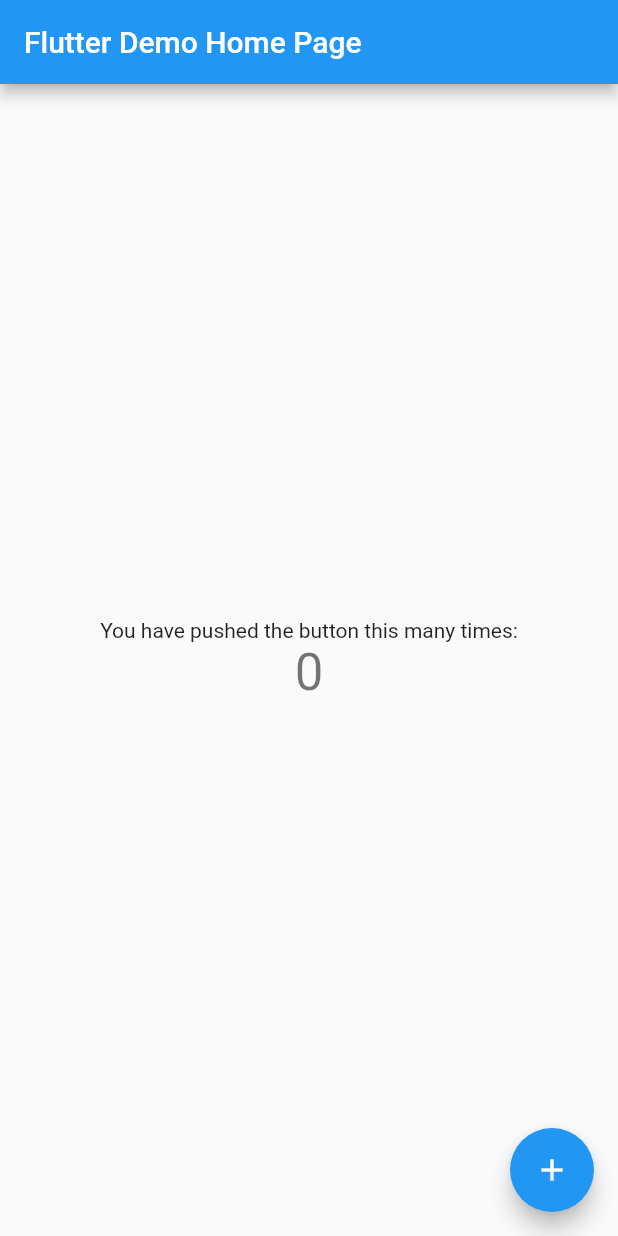
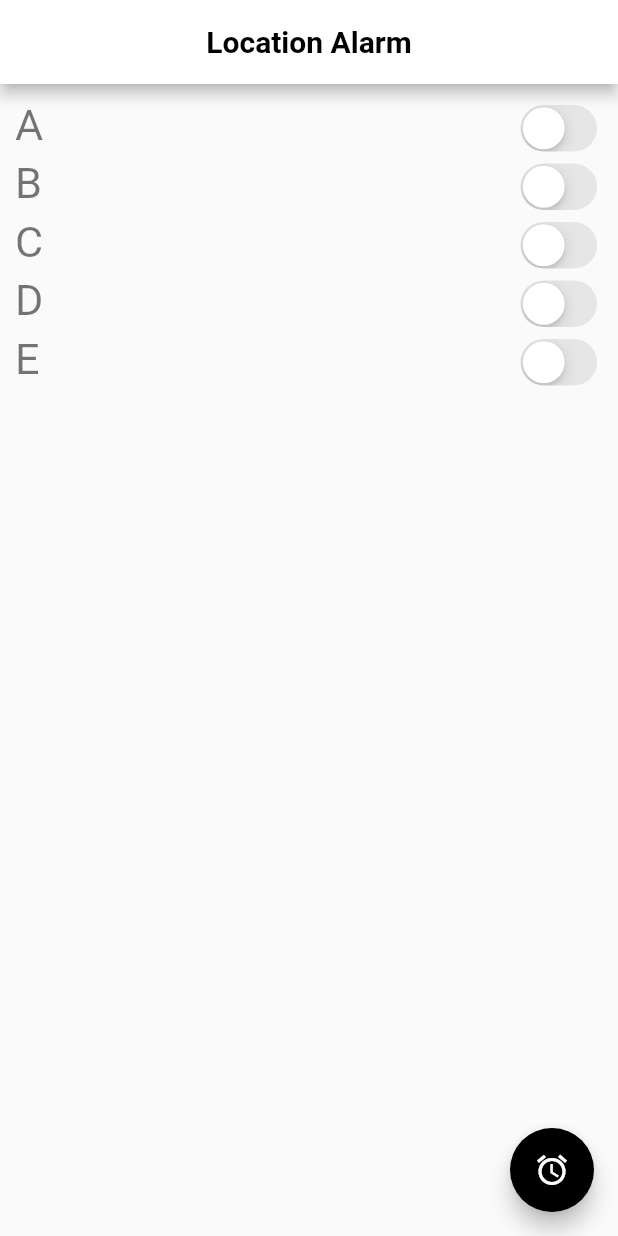
Before and after one commit to Dobby90/location-alarm-app, a Flutter app: the screen it shows after launch, on a phone screen of 412 x 824 dp. Run offline on Flutter 3.47's test engine with Material 2 defaults, Android fonts, the phone set to English and light mode, and no system bars.

Commit message:
homeScreen UI

```diff
--- /dev/null
+++ b/lib/homeScreen.dart
@@ -0,0 +1,72 @@
+import 'package:flutter/cupertino.dart';
+import 'package:flutter/material.dart';
+
+class HomeScreen extends StatefulWidget {
+  @override
+  _HomeScreenState createState() => _HomeScreenState();
+}
+
+class _HomeScreenState extends State<HomeScreen> {
+  List<String> _entries = <String>['A', 'B', 'C', 'D', 'E'];
+  List<bool> _switch = [false, false, false, false, false];
+
+  @override
+  Widget build(BuildContext context) {
+    Size screenSize = MediaQuery.of(context).size;
+    double width = screenSize.width;
+    double height = screenSize.height;
+
+    return Scaffold(
+      appBar: AppBar(
+        centerTitle: true,
+        title: Text(
+          'Location Alarm',
+          style: TextStyle(color: Colors.black, fontWeight: FontWeight.bold),
+        ),
+      ),
+      body: _buildBody(width, height),
+      floatingActionButton: FloatingActionButton(
+        child: Icon(Icons.access_alarms),
+        onPressed: () {},
+      ),
+    );
+  }
+
+  Widget _buildBody(double width, double height) {
+    return SafeArea(
+      child: ListView.builder(
+        scrollDirection: Axis.vertical,
+        shrinkWrap: true,
+        padding: const EdgeInsets.only(top: 10.0),
+        itemCount: _entries.length,
+        itemBuilder: (BuildContext context, int index) {
+          return Container(
+            child: Padding(
+              padding: const EdgeInsets.fromLTRB(10.0, 0, 10.0, 0),
+              child: Row(
+                crossAxisAlignment: CrossAxisAlignment.start,
+                mainAxisAlignment: MainAxisAlignment.spaceBetween,
+                children: [
+                  Text(
+                    _entries[index],
+                    style: TextStyle(fontSize: width * 0.07, color: Colors.black54),
+                  ),
+                  CupertinoSwitch(
+                      value: _switch[index],
+                      onChanged: (value) {
+                        setState(() {
+                          _switch[index] = value;
+                        });
+                      }),
+                ],
+              ),
+            ),
+          );
+        },
+        // separatorBuilder: (BuildContext context, int index) => const Divider(
+        //   color: Colors.black54,
+        // ),
+      ),
+    );
+  }
+}
--- a/lib/main.dart
+++ b/lib/main.dart
@@ -1,4 +1,5 @@
 import 'package:flutter/material.dart';
+import 'package:location_alarm/homeScreen.dart';
 
 void main() {
   runApp(MyApp());
@@ -11,103 +12,11 @@ class MyApp extends StatelessWidget {
     return MaterialApp(
       title: 'Flutter Demo',
       theme: ThemeData(
-        // This is the theme of your application.
-        //
-        // Try running your application with "flutter run". You'll see the
-        // application has a blue toolbar. Then, without quitting the app, try
-        // changing the primarySwatch below to Colors.green and then invoke
-        // "hot reload" (press "r" in the console where you ran "flutter run",
-        // or simply save your changes to "hot reload" in a Flutter IDE).
-        // Notice that the counter didn't reset back to zero; the application
-        // is not restarted.
         primarySwatch: Colors.blue,
+        primaryColor: Colors.white,
+        accentColor: Colors.black,
       ),
-      home: MyHomePage(title: 'Flutter Demo Home Page'),
+      home: HomeScreen(),
     );
   }
 }
-
-class MyHomePage extends StatefulWidget {
-  MyHomePage({Key key, this.title}) : super(key: key);
-
-  // This widget is the home page of your application. It is stateful, meaning
-  // that it has a State object (defined below) that contains fields that affect
-  // how it looks.
-
-  // This class is the configuration for the state. It holds the values (in this
-  // case the title) provided by the parent (in this case the App widget) and
-  // used by the build method of the State. Fields in a Widget subclass are
-  // always marked "final".
-
-  final String title;
-
-  @override
-  _MyHomePageState createState() => _MyHomePageState();
-}
-
-class _MyHomePageState extends State<MyHomePage> {
-  int _counter = 0;
-
-  void _incrementCounter() {
-    setState(() {
-      // This call to setState tells the Flutter framework that something has
-      // changed in this State, which causes it to rerun the build method below
-      // so that the display can reflect the updated values. If we changed
-      // _counter without calling setState(), then the build method would not be
-      // called again, and so nothing would appear to happen.
-      _counter++;
-    });
-  }
-
-  @override
-  Widget build(BuildContext context) {
-    // This method is rerun every time setState is called, for instance as done
-    // by the _incrementCounter method above.
-    //
-    // The Flutter framework has been optimized to make rerunning build methods
-    // fast, so that you can just rebuild anything that needs updating rather
-    // than having to individually change instances of widgets.
-    return Scaffold(
-      appBar: AppBar(
-        // Here we take the value from the MyHomePage object that was created by
-        // the App.build method, and use it to set our appbar title.
-        title: Text(widget.title),
-      ),
-      body: Center(
-        // Center is a layout widget. It takes a single child and positions it
-        // in the middle of the parent.
-        child: Column(
-          // Column is also a layout widget. It takes a list of children and
-          // arranges them vertically. By default, it sizes itself to fit its
-          // children horizontally, and tries to be as tall as its parent.
-          //
-          // Invoke "debug painting" (press "p" in the console, choose the
-          // "Toggle Debug Paint" action from the Flutter Inspector in Android
-          // Studio, or the "Toggle Debug Paint" command in Visual Studio Code)
-          // to see the wireframe for each widget.
-          //
-          // Column has various properties to control how it sizes itself and
-          // how it positions its children. Here we use mainAxisAlignment to
-          // center the children vertically; the main axis here is the vertical
-          // axis because Columns are vertical (the cross axis would be
-          // horizontal).
-          mainAxisAlignment: MainAxisAlignment.center,
-          children: <Widget>[
-            Text(
-              'You have pushed the button this many times:',
-            ),
-            Text(
-              '$_counter',
-              style: Theme.of(context).textTheme.headline4,
-            ),
-          ],
-        ),
-      ),
-      floatingActionButton: FloatingActionButton(
-        onPressed: _incrementCounter,
-        tooltip: 'Increment',
-        child: Icon(Icons.add),
-      ), // This trailing comma makes auto-formatting nicer for build methods.
-    );
-  }
-}
```
